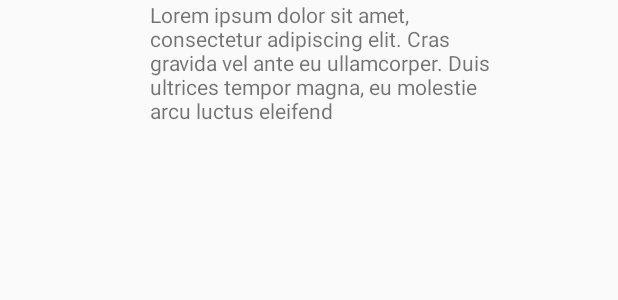
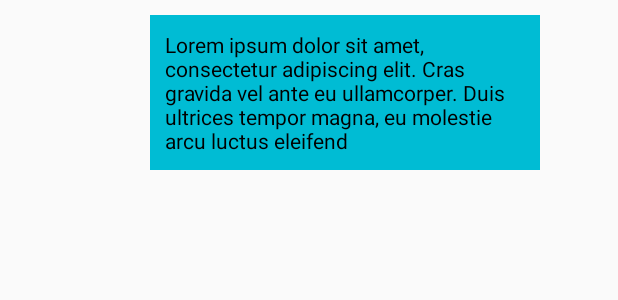
Before and after one commit to ricardo347/RobotnikChat, an Android app: the layout user_chat_view.xml on its own in the app's theme, with its tools: preview values and no code run, on a phone screen of 412 x 824 dp. Shown: the top 300 px of the screen. Run offline under Robolectric (Android 15) with nearby library versions, the phone set to English and light mode, and no system bars.

Commit message:
primeira melhoria do layout de chat

```diff
--- a/app/src/main/java/br/com/robotnik/robotnikchat/ChatAdapter.java
+++ b/app/src/main/java/br/com/robotnik/robotnikchat/ChatAdapter.java
@@ -2,6 +2,7 @@ package br.com.robotnik.robotnikchat;
 
 import android.content.Context;
 import android.support.v7.widget.RecyclerView;
+import android.util.Log;
 import android.view.LayoutInflater;
 import android.view.View;
 import android.view.ViewGroup;
@@ -40,6 +41,7 @@ public class ChatAdapter extends RecyclerView.Adapter <ChatAdapter.ChatViewHolde
     {
         LayoutInflater inflater = LayoutInflater.from(context);
         View raiz = inflater.inflate(R.layout.bot_chat_view, viewGroup, false);
+         Log.v("viewholder","onCreateViewHolder "+i);
 
         return new ChatViewHolder(raiz);
     }
@@ -48,6 +50,7 @@ public class ChatAdapter extends RecyclerView.Adapter <ChatAdapter.ChatViewHolde
 
     @Override
     public void onBindViewHolder(ChatViewHolder chatViewHolder, int i) {
+    Log.v("viewholder","onBindViewHolder "+i);
         Chat chatAtual = chats.get(i);
         chatViewHolder.chat.setText(chats.get(i).getMensagem());
 
@@ -58,4 +61,7 @@ public class ChatAdapter extends RecyclerView.Adapter <ChatAdapter.ChatViewHolde
     public int getItemCount() {
         return chats.size();
     }
+
+
+
 }
--- a/app/src/main/res/layout/activity_chat.xml
+++ b/app/src/main/res/layout/activity_chat.xml
@@ -17,7 +17,7 @@
             android:id="@+id/chatRecyclerView"
             android:layout_width="match_parent"
             android:layout_height="wrap_content"
-            android:background="#7B84C0"
+
             android:fastScrollEnabled="true"
             android:scrollbars="vertical" />
 
--- a/app/src/main/res/layout/user_chat_view.xml
+++ b/app/src/main/res/layout/user_chat_view.xml
@@ -3,18 +3,28 @@
     xmlns:android="http://schemas.android.com/apk/res/android"
     android:layout_width="match_parent"
     android:layout_height="wrap_content"
-    android:orientation="horizontal"  >
+    android:orientation="horizontal"
+    android:paddingBottom="30dp"
+    android:paddingTop="10dp"
+    >
+
+
+
     <TextView
+        android:id="@+id/iserChatTextView"
         android:layout_width="0dp"
-        android:layout_height="match_parent"
+        android:layout_height="wrap_content"
         android:layout_weight="5"
-        android:paddingLeft="100dp"
-        android:text="@string/lorem"/>
+        android:background="#00BCD4"
+        android:padding="10dp"
+        android:layout_marginLeft="100dp"
+        android:text="@string/lorem"
+        android:textColor="@color/TextBlack" />
 
     <android.support.v7.widget.AppCompatImageView
+        android:id="@+id/userChatImageView"
         android:layout_width="0dp"
         android:layout_height="match_parent"
         android:layout_weight="1"/>
 
-
 </LinearLayout>
```
Also changed, not shown: app/src/main/java/br/com/robotnik/robotnikchat/ChatActivity.java (+4 -4 lines), app/src/main/res/layout/bot_chat_view.xml (+8 -4 lines).
